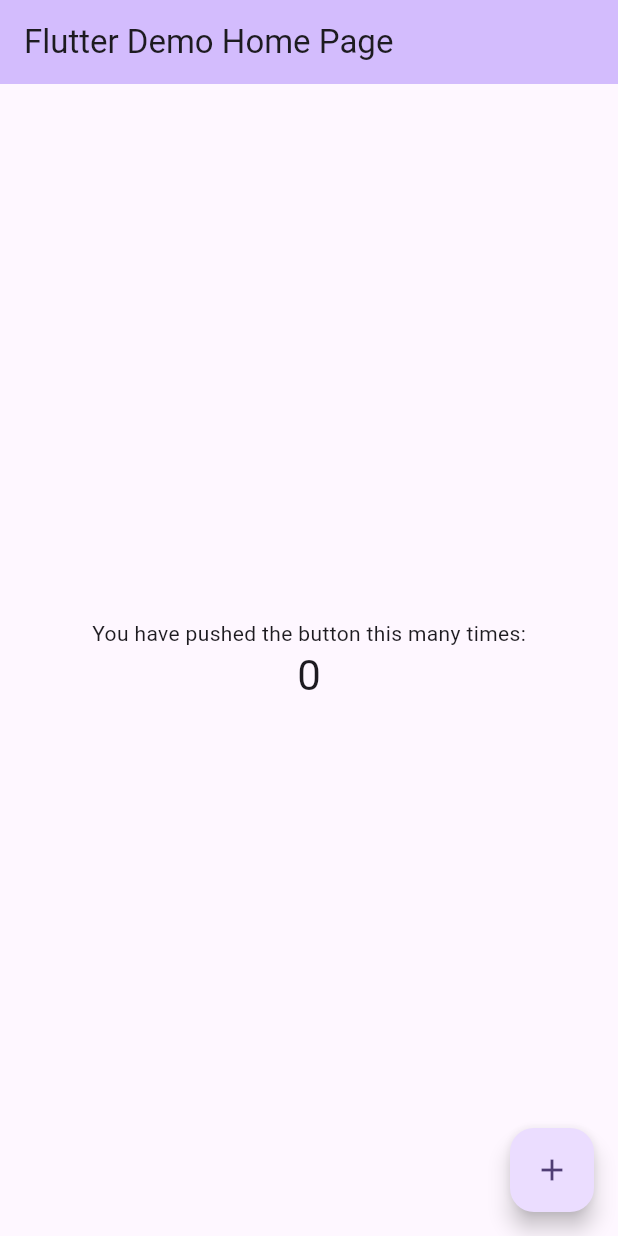
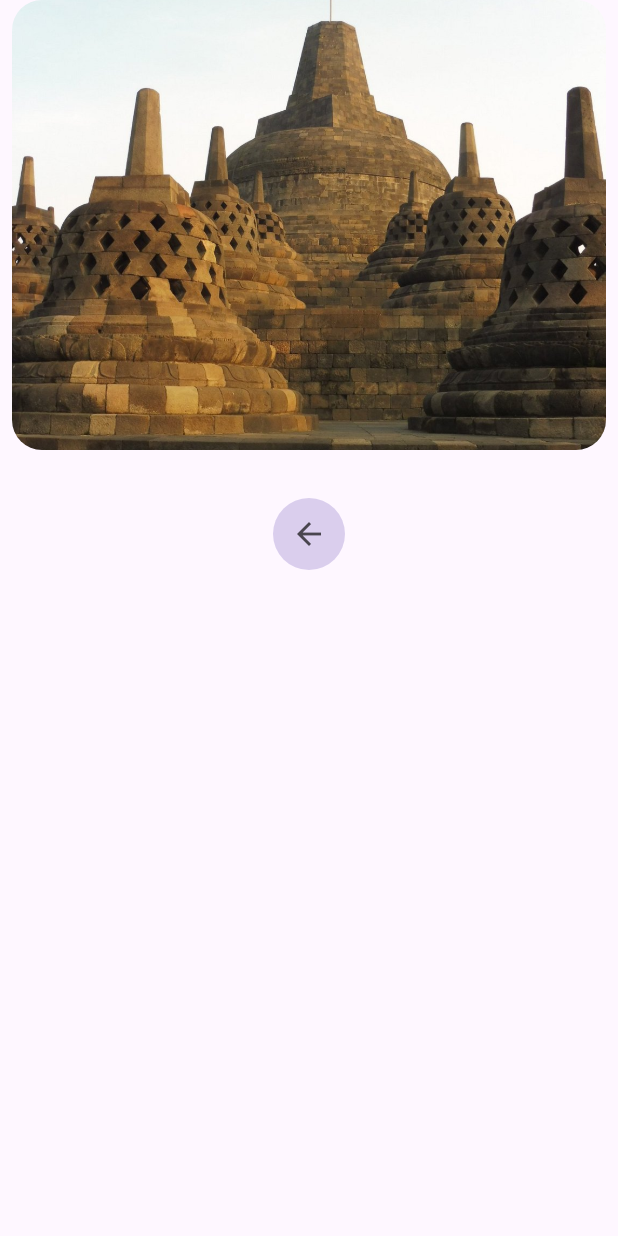
Before and after one commit to Mobile-Programming-MDP/materi-latihan-flutter-VictoriaVVR, a Flutter app: the screen it shows after launch, on a phone screen of 412 x 824 dp. Run offline on Flutter 3.47's test engine with Material 2 defaults, Android fonts, the phone set to English and light mode, and no system bars.

Commit message:
candi_wisata

```diff
--- a/wisata_candi/lib/main.dart
+++ b/wisata_candi/lib/main.dart
@@ -1,4 +1,6 @@
 import 'package:flutter/material.dart';
+import 'package:wisata_candi/data/candi_data.dart';
+import 'package:wisata_candi/screens/detail_screen.dart';
 
 void main() {
   runApp(const MyApp());
@@ -11,30 +13,16 @@ class MyApp extends StatelessWidget {
   @override
   Widget build(BuildContext context) {
     return MaterialApp(
-      title: 'Flutter Demo',
+      title: 'Wisata Candi',
       theme: ThemeData(
-        // This is the theme of your application.
-        //
-        // TRY THIS: Try running your application with "flutter run". You'll see
-        // the application has a blue toolbar. Then, without quitting the app,
-        // try changing the seedColor in the colorScheme below to Colors.green
-        // and then invoke "hot reload" (save your changes or press the "hot
-        // reload" button in a Flutter-supported IDE, or press "r" if you used
-        // the command line to start the app).
-        //
-        // Notice that the counter didn't reset back to zero; the application
-        // state is not lost during the reload. To reset the state, use hot
-        // restart instead.
-        //
-        // This works for code too, not just values: Most code changes can be
-        // tested with just a hot reload.
         colorScheme: ColorScheme.fromSeed(seedColor: Colors.deepPurple),
         useMaterial3: true,
       ),
-      home: const MyHomePage(title: 'Flutter Demo Home Page'),
+      home: DetailScreen(candi: candiList[0]),
     );
   }
 }
+
 
 class MyHomePage extends StatefulWidget {
   const MyHomePage({super.key, required this.title});
--- /dev/null
+++ b/wisata_candi/lib/screens/detail_screen.dart
@@ -0,0 +1,37 @@
+import 'package:flutter/material.dart';
+import 'package:wisata_candi/models/candi.dart';
+
+class DetailScreen extends StatelessWidget {
+  final Candi candi;
+  const DetailScreen({super.key, required this.candi});
+
+  @override
+  Widget build(BuildContext context) {
+    return  Scaffold(
+      body: Column(
+        children: [
+          //Image utama
+          Padding(padding: const EdgeInsets.symmetric(horizontal: 8.0),
+          child: ClipRRect(
+            borderRadius: BorderRadius.circular(20),
+            child: Image.asset(
+              candi.imageAsset,
+              width: double.infinity,
+              height: 300,
+              fit: BoxFit.cover),
+          ),
+          ),
+          //Tombol back custom
+          Padding(padding: const EdgeInsets.symmetric(horizontal: 16, vertical: 32),
+          child: Container(
+            decoration: BoxDecoration(
+              color: Colors.deepPurple[100]?.withOpacity(0.8),
+              shape: BoxShape.circle),
+              child: IconButton(onPressed: () {}, icon: const Icon(Icons.arrow_back)),
+            ),
+          ),
+        ],
+      ),
+    );
+  }
+}
```
